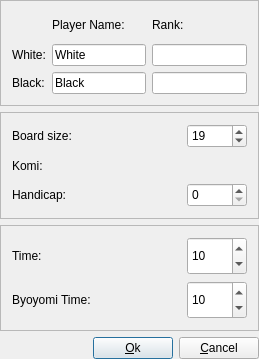
Before: the Qt Designer form src/newlocalgame_gui.ui in bernds/q5Go, drawn with Qt 5.
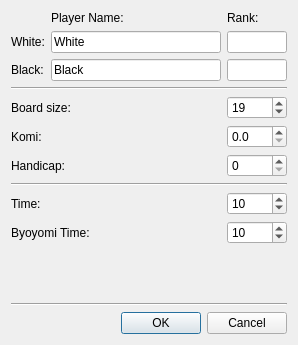
After: the same form once the commit is applied. Custom widgets are drawn as their Qt base class.

Commit message: Miscellaneous dialog layout improvements, and use QDialogButtonBox more

Patch:
```diff
--- a/src/newlocalgame_gui.ui
+++ b/src/newlocalgame_gui.ui
@@ -5,15 +5,15 @@
   <exportmacro></exportmacro>
   <class>NewLocalGameDialog</class>
   <widget class="QDialog" name="NewLocalGameDialog">
-    <property name="geometry" stdset="0">
+  <property name="geometry">
       <rect>
         <x>0</x>
         <y>0</y>
-        <width>259</width>
-        <height>359</height>
-      </rect>
-    </property>
-    <property name="maximumSize" stdset="0">
+    <width>298</width>
+    <height>345</height>
+   </rect>
+  </property>
+  <property name="maximumSize">
       <size>
         <width>300</width>
         <height>380</height>
@@ -23,25 +23,28 @@
       <string>New Game</string>
     </property>
     <layout class="QGridLayout">
-      <property name="margin" stdset="0">
-        <number>0</number>
-      </property>
-      <property name="spacing" stdset="0">
+   <property name="spacing">
         <number>6</number>
       </property>
       <item row="0" column="0">
         <widget class="QFrame" name="Frame13">
-          <property name="frameShape" stdset="0">
-            <enum>QFrame::StyledPanel</enum>
-          </property>
-          <property name="frameShadow" stdset="0">
-            <enum>QFrame::Raised</enum>
+     <property name="frameShape">
+      <enum>QFrame::NoFrame</enum>
           </property>
           <layout class="QGridLayout">
-            <property name="margin" stdset="0">
-              <number>11</number>
-            </property>
-            <property name="spacing" stdset="0">
+      <property name="leftMargin">
+       <number>0</number>
+      </property>
+      <property name="topMargin">
+       <number>0</number>
+      </property>
+      <property name="rightMargin">
+       <number>0</number>
+      </property>
+      <property name="bottomMargin">
+       <number>0</number>
+      </property>
+      <property name="spacing">
               <number>6</number>
             </property>
             <item row="1" column="0">
@@ -89,10 +92,24 @@
               </widget>
             </item>
             <item row="1" column="2">
-              <widget class="QLineEdit" name="playerWhiteRkEdit"/>
+       <widget class="QLineEdit" name="playerWhiteRkEdit">
+        <property name="maximumSize">
+         <size>
+          <width>60</width>
+          <height>16777215</height>
+         </size>
+        </property>
+       </widget>
             </item>
             <item row="2" column="2">
-              <widget class="QLineEdit" name="playerBlackRkEdit"/>
+       <widget class="QLineEdit" name="playerBlackRkEdit">
+        <property name="maximumSize">
+         <size>
+          <width>60</width>
+          <height>16777215</height>
+         </size>
+        </property>
+       </widget>
             </item>
             <item row="0" column="2">
               <widget class="QLabel" name="TextLabel2_3">
@@ -107,59 +124,25 @@
           </layout>
         </widget>
       </item>
-      <item row="3" column="0">
-        <layout class="QHBoxLayout">
-          <property name="margin" stdset="0">
-            <number>0</number>
-          </property>
-          <property name="spacing" stdset="0">
-            <number>6</number>
-          </property>
-          <item>
-            <spacer name="Horizontal Spacing2">
-              <property name="sizeHint">
-                <size>
-                  <width>20</width>
-                  <height>20</height>
-                </size>
-              </property>
-              <property name="sizeType">
-                <enum>QSizePolicy::Expanding</enum>
-              </property>
-              <property name="orientation">
-                <enum>Qt::Horizontal</enum>
-              </property>
-            </spacer>
-          </item>
-          <item>
-            <widget class="QPushButton" name="buttonOk">
-              <property name="text" stdset="0">
-                <string>&amp;Ok</string>
-              </property>
-            </widget>
-          </item>
-          <item>
-            <widget class="QPushButton" name="buttonCancel">
-              <property name="text" stdset="0">
-                <string>&amp;Cancel</string>
-              </property>
-            </widget>
-          </item>
-        </layout>
-      </item>
-      <item row="1" column="0">
+   <item row="2" column="0">
         <widget class="QFrame" name="Frame14">
-          <property name="frameShape" stdset="0">
-            <enum>QFrame::StyledPanel</enum>
-          </property>
-          <property name="frameShadow" stdset="0">
-            <enum>QFrame::Raised</enum>
+     <property name="frameShape">
+      <enum>QFrame::NoFrame</enum>
           </property>
           <layout class="QGridLayout">
-            <property name="margin" stdset="0">
-              <number>11</number>
-            </property>
-            <property name="spacing" stdset="0">
+      <property name="leftMargin">
+       <number>0</number>
+      </property>
+      <property name="topMargin">
+       <number>0</number>
+      </property>
+      <property name="rightMargin">
+       <number>0</number>
+      </property>
+      <property name="bottomMargin">
+       <number>0</number>
+      </property>
+      <property name="spacing">
               <number>6</number>
             </property>
             <item row="0" column="0">
@@ -170,6 +153,18 @@
                 <property name="spacing" stdset="0">
                   <number>6</number>
                 </property>
+        <property name="leftMargin">
+         <number>0</number>
+        </property>
+        <property name="topMargin">
+         <number>0</number>
+        </property>
+        <property name="rightMargin">
+         <number>0</number>
+        </property>
+        <property name="bottomMargin">
+         <number>0</number>
+        </property>
                 <item>
                   <widget class="QLabel" name="TextLabel3">
                     <property name="text" stdset="0">
@@ -254,13 +249,7 @@
                 </item>
                 <item>
                   <widget class="KomiSpinBox" name="komiSpin">
-                    <property name="minimumSize" stdset="0">
-                      <size>
-                        <width>20</width>
-                        <height>20</height>
-                      </size>
-                    </property>
-                    <property name="maximumSize" stdset="0">
+          <property name="maximumSize">
                       <size>
                         <width>60</width>
                         <height>32767</height>
@@ -272,6 +261,9 @@
                     <property name="acceptDrops" stdset="0">
                       <bool>true</bool>
                     </property>
+          <property name="decimals">
+           <number>1</number>
+          </property>
                   </widget>
                 </item>
               </layout>
@@ -279,19 +271,76 @@
           </layout>
         </widget>
       </item>
-      <item row="2" column="0">
+   <item row="7" column="0">
+    <widget class="QFrame" name="frame">
+     <layout class="QHBoxLayout">
+      <property name="spacing">
+       <number>6</number>
+      </property>
+      <property name="leftMargin">
+       <number>0</number>
+      </property>
+      <property name="topMargin">
+       <number>0</number>
+      </property>
+      <property name="rightMargin">
+       <number>0</number>
+      </property>
+      <property name="bottomMargin">
+       <number>0</number>
+      </property>
+      <item>
+       <spacer name="Horizontal Spacing2">
+        <property name="orientation">
+         <enum>Qt::Horizontal</enum>
+        </property>
+        <property name="sizeType">
+         <enum>QSizePolicy::Expanding</enum>
+        </property>
+        <property name="sizeHint" stdset="0">
+         <size>
+          <width>20</width>
+          <height>20</height>
+         </size>
+        </property>
+       </spacer>
+      </item>
+      <item>
+       <widget class="QDialogButtonBox" name="buttonBox">
+        <property name="standardButtons">
+         <set>QDialogButtonBox::Cancel|QDialogButtonBox::Ok</set>
+        </property>
+       </widget>
+      </item>
+     </layout>
+    </widget>
+   </item>
+   <item row="1" column="0">
+    <widget class="Line" name="line">
+     <property name="orientation">
+      <enum>Qt::Horizontal</enum>
+     </property>
+    </widget>
+   </item>
+   <item row="4" column="0">
         <widget class="QFrame" name="Frame14_2">
-          <property name="frameShape" stdset="0">
-            <enum>QFrame::StyledPanel</enum>
-          </property>
-          <property name="frameShadow" stdset="0">
-            <enum>QFrame::Raised</enum>
+     <property name="frameShape">
+      <enum>QFrame::NoFrame</enum>
           </property>
           <layout class="QGridLayout">
-            <property name="margin" stdset="0">
-              <number>11</number>
-            </property>
-            <property name="spacing" stdset="0">
+      <property name="leftMargin">
+       <number>0</number>
+      </property>
+      <property name="topMargin">
+       <number>0</number>
+      </property>
+      <property name="rightMargin">
+       <number>0</number>
+      </property>
+      <property name="bottomMargin">
+       <number>0</number>
+      </property>
+      <property name="spacing">
               <number>6</number>
             </property>
             <item row="1" column="0">
@@ -369,18 +418,40 @@
           </layout>
         </widget>
       </item>
+   <item row="5" column="0">
+    <spacer name="verticalSpacer">
+     <property name="orientation">
+      <enum>Qt::Vertical</enum>
+     </property>
+     <property name="sizeHint" stdset="0">
+      <size>
+       <width>20</width>
+       <height>1</height>
+      </size>
+     </property>
+    </spacer>
+   </item>
+   <item row="3" column="0">
+    <widget class="Line" name="line_2">
+     <property name="orientation">
+      <enum>Qt::Horizontal</enum>
+     </property>
+    </widget>
+   </item>
+   <item row="6" column="0">
+    <widget class="Line" name="line_3">
+     <property name="orientation">
+      <enum>Qt::Horizontal</enum>
+     </property>
+    </widget>
+   </item>
     </layout>
   </widget>
   <customwidgets>
     <customwidget>
       <class>KomiSpinBox</class>
-      <extends>QWidget</extends>
-      <header location="global">komispinbox.h</header>
-      <sizehint>
-        <width>-1</width>
-        <height>-1</height>
-      </sizehint>
-      <container>0</container>
+   <extends>QDoubleSpinBox</extends>
+   <header>komispinbox.h</header>
     </customwidget>
   </customwidgets>
   <tabstops>
```
Left out of the diff: 158 changed lines with no effect on the pictures. Lines whose indentation alone changed are shown as unchanged. The commit also changes 7 other files.
